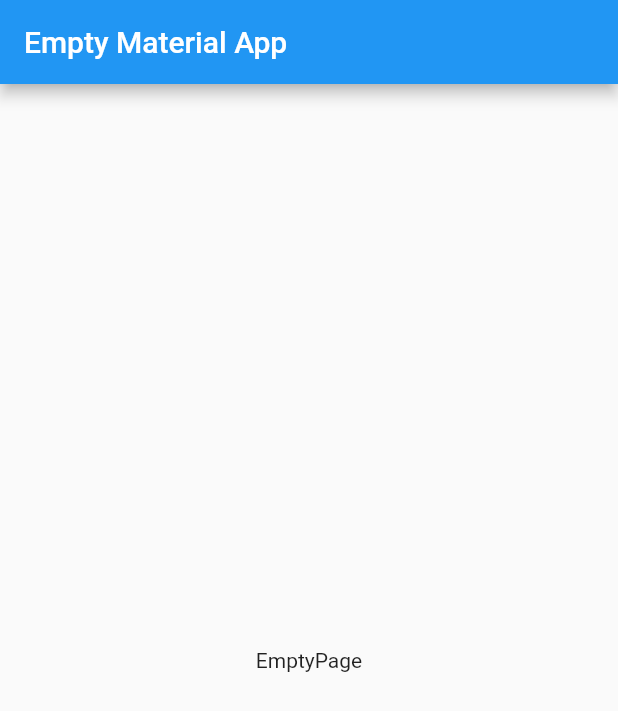
After one commit to zirg41/racurs_app, a Flutter app: the screen it shows after launch, on a phone screen of 412 x 824 dp. The commit adds this screen. Shown: the top 711 px of the screen. Run offline on Flutter 3.47's test engine with Material 2 defaults, Android fonts, the phone set to English and light mode, and no system bars.

Commit message:
moving root widget to separate file

```diff
--- /dev/null
+++ b/lib/presentation/core/root_app_widget.dart
@@ -0,0 +1,20 @@
+import 'package:flutter/material.dart';
+
+class RacursApp extends StatelessWidget {
+  const RacursApp({Key? key}) : super(key: key);
+
+  @override
+  Widget build(BuildContext context) {
+    return MaterialApp(
+      title: 'Material App',
+      home: Scaffold(
+        appBar: AppBar(
+          title: const Text('Empty Material App'),
+        ),
+        body: const Center(
+          child: Text('EmptyPage'),
+        ),
+      ),
+    );
+  }
+}
```
Also changed, not shown: lib/main.dart (+3 -18 lines).
